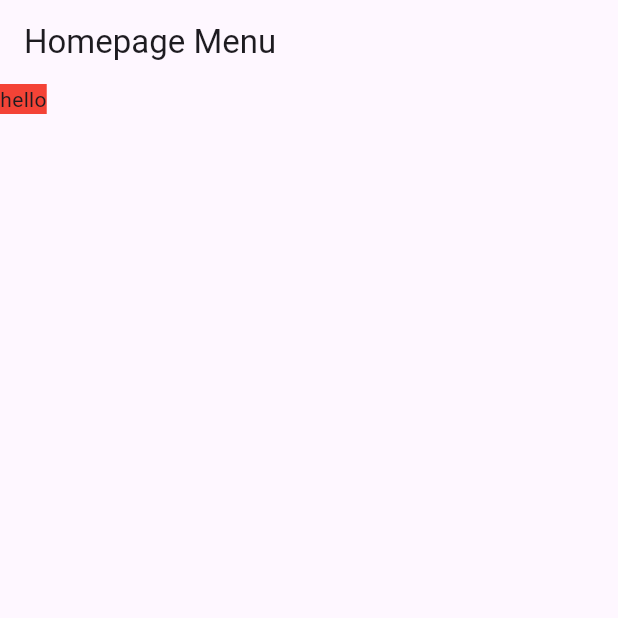
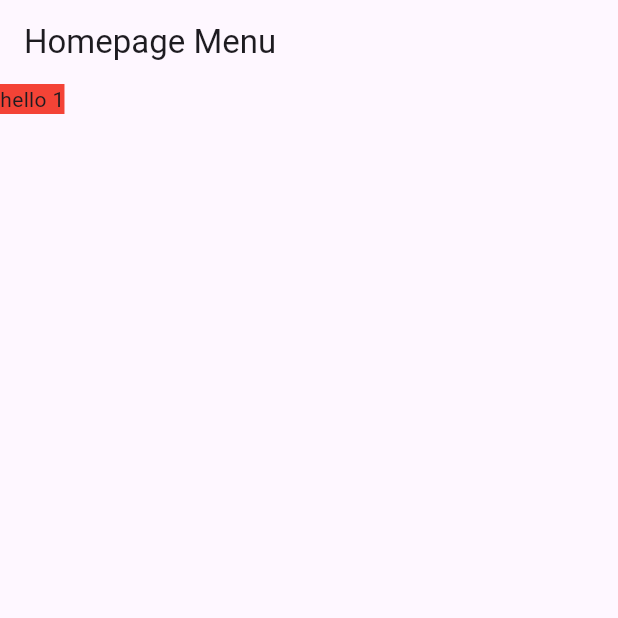
Before and after one commit to KrisnaPrasetya/Project_TA, a Flutter app: the HomepageMenuScreen screen opened directly, on a phone screen of 412 x 824 dp, the top half of it. Run offline on Flutter 3.47's test engine with Material 3 defaults, Android fonts, the phone set to English and light mode, and no system bars; our stand-ins replace get.

Commit message:
First Change test

```diff
--- a/lib/modules/homepage_menu/screen/homepage_menu_screen.dart
+++ b/lib/modules/homepage_menu/screen/homepage_menu_screen.dart
@@ -18,7 +18,7 @@ class HomepageMenuScreen extends StatelessWidget {
             children: [
               Container(
                 decoration: BoxDecoration(color: Colors.red),
-                child: Text("hello"),
+                child: Text("hello 1"),
               )
             ],
           ),
```
